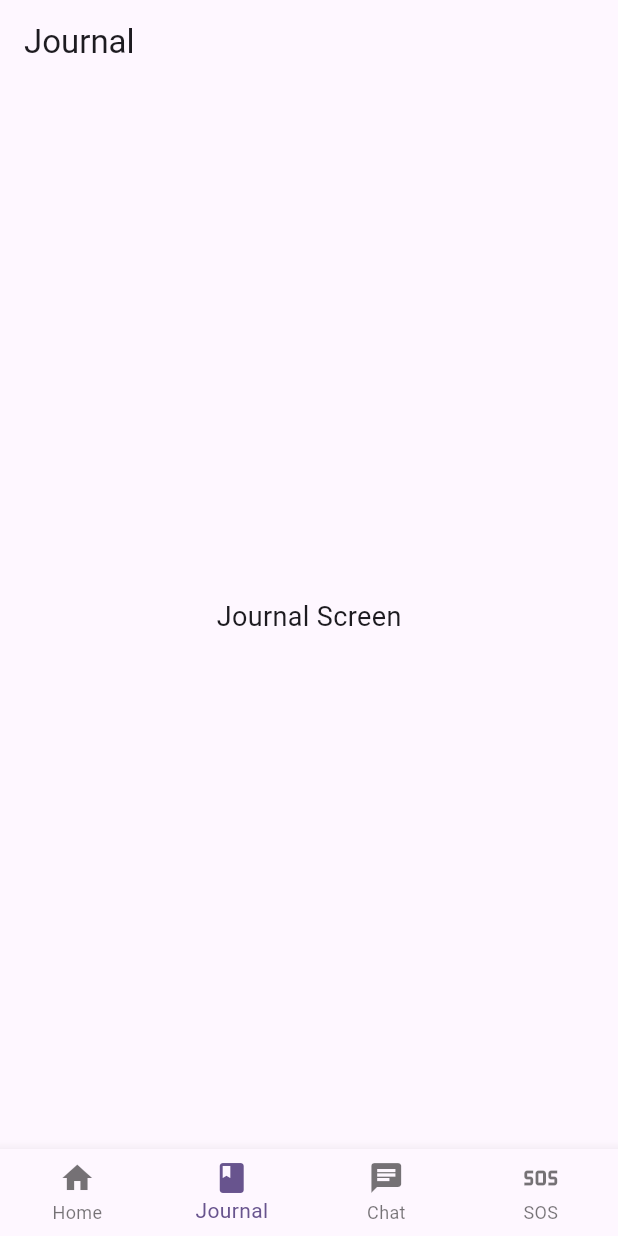
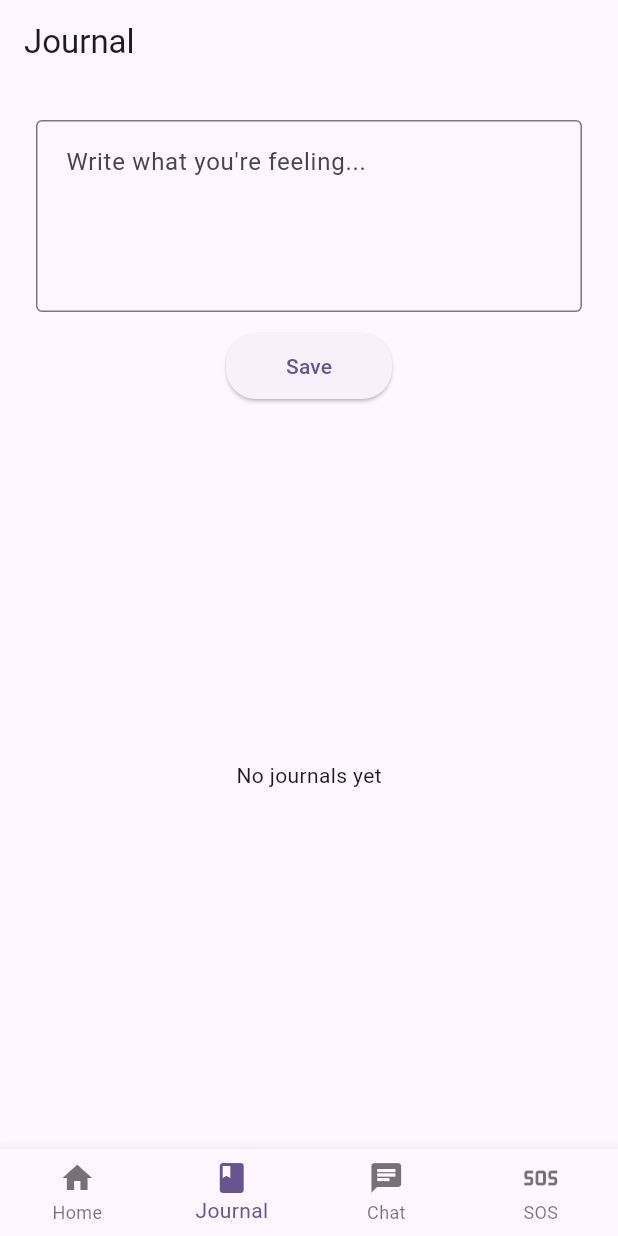
Before and after one commit to harshgautam5678/MindTrace07052005, a Flutter app: the screen it shows once a user with an empty profile is signed in, item 2 of the bottom bar chosen, on a phone screen of 412 x 824 dp. Run offline on Flutter 3.47's test engine with Material 3 defaults, Android fonts, the phone set to English and light mode, and no system bars; our stand-ins replace cloud_firestore, firebase_auth, firebase_core; accounts and stored records are empty.

Commit message:
Day 3: Journal feature with Firestore integration and UI improvements

```diff
--- a/lib/screens/journal_screen.dart
+++ b/lib/screens/journal_screen.dart
@@ -1,14 +1,137 @@
 import 'package:flutter/material.dart';
+import 'package:firebase_auth/firebase_auth.dart';
+import 'package:cloud_firestore/cloud_firestore.dart';
 
-class JournalScreen extends StatelessWidget {
+class JournalScreen extends StatefulWidget {
   const JournalScreen({super.key});
+
+  @override
+  State<JournalScreen> createState() => _JournalScreenState();
+}
+
+class _JournalScreenState extends State<JournalScreen> {
+  final _controller = TextEditingController();
+  bool _saving = false;
+
+  Future<void> _saveEntry() async {
+    final text = _controller.text.trim();
+    if (text.isEmpty) return;
+
+    final user = FirebaseAuth.instance.currentUser;
+    if (user == null) return;
+
+    setState(() => _saving = true);
+    try {
+      await FirebaseFirestore.instance
+          .collection('users')
+          .doc(user.uid)
+          .collection('journals')
+          .add({
+        'text': text,
+        'timestamp': DateTime.now(),
+      });
+      _controller.clear();
+      if (mounted) {
+        ScaffoldMessenger.of(context).showSnackBar(
+          const SnackBar(content: Text('Journal entry saved!')),
+        );
+      }
+    } catch (e) {
+      if (mounted) {
+        ScaffoldMessenger.of(context).showSnackBar(
+          SnackBar(content: Text('Error: $e')),
+        );
+      }
+    } finally {
+      if (mounted) setState(() => _saving = false);
+    }
+  }
+
+  Stream<QuerySnapshot> _journalStream() {
+    final user = FirebaseAuth.instance.currentUser;
+    if (user == null) return const Stream.empty();
+    return FirebaseFirestore.instance
+        .collection('users')
+        .doc(user.uid)
+        .collection('journals')
+        .orderBy('timestamp', descending: true)
+        .snapshots();
+  }
+
+  @override
+  void dispose() {
+    _controller.dispose();
+    super.dispose();
+  }
 
   @override
   Widget build(BuildContext context) {
     return Scaffold(
       appBar: AppBar(title: const Text('Journal')),
-      body: const Center(
-        child: Text('Journal Screen', style: TextStyle(fontSize: 18)),
+      body: Padding(
+        padding: const EdgeInsets.all(24),
+        child: Column(
+          children: [
+            TextField(
+              controller: _controller,
+              maxLines: 4,
+              textAlignVertical: TextAlignVertical.top,
+              decoration: const InputDecoration(
+                hintText: "Write what you're feeling...",
+                border: OutlineInputBorder(),
+                contentPadding: EdgeInsets.all(16),
+              ),
+            ),
+            const SizedBox(height: 12),
+            ElevatedButton(
+              onPressed: _saving ? null : _saveEntry,
+              style: ElevatedButton.styleFrom(
+                padding: const EdgeInsets.symmetric(horizontal: 40, vertical: 12),
+                shape: RoundedRectangleBorder(
+                  borderRadius: BorderRadius.circular(20),
+                ),
+              ),
+              child: _saving
+                  ? const SizedBox(
+                      width: 20,
+                      height: 20,
+                      child: CircularProgressIndicator(strokeWidth: 2),
+                    )
+                  : const Text('Save'),
+            ),
+            const SizedBox(height: 24),
+            Expanded(
+              child: StreamBuilder<QuerySnapshot>(
+                stream: _journalStream(),
+                builder: (context, snapshot) {
+                  if (snapshot.connectionState == ConnectionState.waiting) {
+                    return const Center(child: CircularProgressIndicator());
+                  }
+                  final docs = snapshot.data?.docs ?? [];
+                  if (docs.isEmpty) {
+                    return const Center(child: Text('No journals yet'));
+                  }
+                  return ListView.builder(
+                    itemCount: docs.length,
+                    itemBuilder: (context, index) {
+                      final data = docs[index].data() as Map<String, dynamic>;
+                      return Card(
+                        margin: const EdgeInsets.only(bottom: 12),
+                        child: Padding(
+                          padding: const EdgeInsets.all(16),
+                          child: Text(
+                            data['text'] ?? '',
+                            style: const TextStyle(fontSize: 15),
+                          ),
+                        ),
+                      );
+                    },
+                  );
+                },
+              ),
+            ),
+          ],
+        ),
       ),
     );
   }
```
